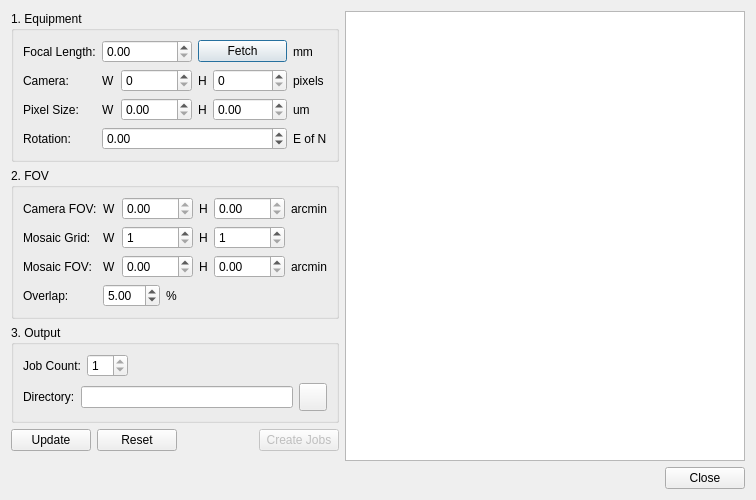
KDE/kstars, file kstars/ekos/scheduler/mosaic.ui: the form before one commit.
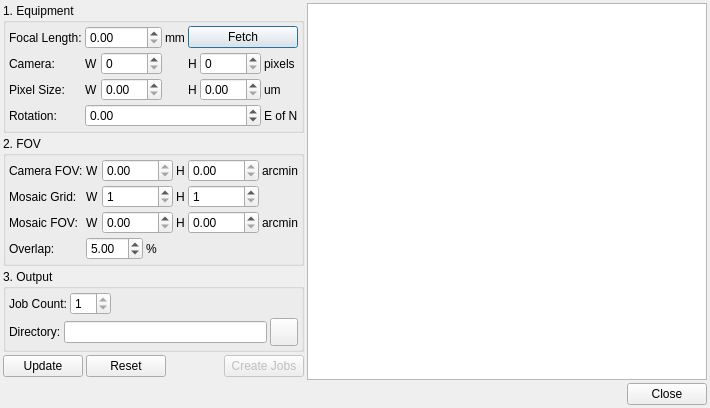
The form after the commit. Icons and pictures are not drawn.

Commit message: Adding a fetch button to the mosaic wizard to sync its value from the active Ekos profile via DBus

The edit to the form file:
```diff
--- a/kstars/ekos/scheduler/mosaic.ui
+++ b/kstars/ekos/scheduler/mosaic.ui
@@ -6,18 +6,39 @@
    <rect>
     <x>0</x>
     <y>0</y>
-    <width>738</width>
-    <height>500</height>
+    <width>672</width>
+    <height>408</height>
    </rect>
   </property>
   <property name="windowTitle">
    <string>Mosaic Job Creator</string>
   </property>
   <layout class="QVBoxLayout" name="verticalLayout_3">
+   <property name="spacing">
+    <number>3</number>
+   </property>
+   <property name="leftMargin">
+    <number>3</number>
+   </property>
+   <property name="topMargin">
+    <number>3</number>
+   </property>
+   <property name="rightMargin">
+    <number>3</number>
+   </property>
+   <property name="bottomMargin">
+    <number>3</number>
+   </property>
    <item>
     <layout class="QHBoxLayout" name="horizontalLayout_10" stretch="1,10">
+     <property name="spacing">
+      <number>3</number>
+     </property>
      <item>
       <layout class="QVBoxLayout" name="verticalLayout">
+       <property name="spacing">
+        <number>3</number>
+       </property>
        <item>
         <widget class="QGroupBox" name="equipmentGroup">
          <property name="sizePolicy">
@@ -30,36 +51,129 @@
           <string>1. Equipment</string>
          </property>
          <layout class="QGridLayout" name="gridLayout">
-          <item row="2" column="2">
-           <layout class="QHBoxLayout" name="horizontalLayout_4">
+          <property name="leftMargin">
+           <number>3</number>
+          </property>
+          <property name="topMargin">
+           <number>3</number>
+          </property>
+          <property name="rightMargin">
+           <number>3</number>
+          </property>
+          <property name="bottomMargin">
+           <number>3</number>
+          </property>
+          <property name="spacing">
+           <number>3</number>
+          </property>
+          <item row="1" column="4">
+           <widget class="QLabel" name="label_15">
+            <property name="text">
+             <string>pixels</string>
+            </property>
+           </widget>
+          </item>
+          <item row="3" column="0">
+           <widget class="QLabel" name="label_2">
+            <property name="toolTip">
+             <string>Camera's rotation angle (East of North) in degrees. To measure the angle, solve an image and use the astrometry solver solution's rotation angle</string>
+            </property>
+            <property name="text">
+             <string>Rotation:</string>
+            </property>
+           </widget>
+          </item>
+          <item row="1" column="3">
+           <layout class="QHBoxLayout" name="horizontalLayout_2">
+            <property name="spacing">
+             <number>3</number>
+            </property>
             <item>
-             <widget class="QLabel" name="label_14">
+             <widget class="QLabel" name="label_10">
               <property name="text">
                <string>H</string>
               </property>
              </widget>
             </item>
             <item>
-             <widget class="QDoubleSpinBox" name="pixelHSizeSpin">
+             <widget class="QSpinBox" name="cameraHSpin">
               <property name="sizePolicy">
                <sizepolicy hsizetype="MinimumExpanding" vsizetype="Fixed">
                 <horstretch>0</horstretch>
                 <verstretch>0</verstretch>
                </sizepolicy>
               </property>
+              <property name="minimum">
+               <number>0</number>
+              </property>
+              <property name="maximum">
+               <number>10000</number>
+              </property>
+              <property name="value">
+               <number>0</number>
+              </property>
              </widget>
             </item>
            </layout>
           </item>
-          <item row="2" column="3">
+          <item row="0" column="1">
+           <widget class="QDoubleSpinBox" name="focalLenSpin">
+            <property name="minimum">
+             <double>0.000000000000000</double>
+            </property>
+            <property name="maximum">
+             <double>10000.000000000000000</double>
+            </property>
+            <property name="value">
+             <double>0.000000000000000</double>
+            </property>
+           </widget>
+          </item>
+          <item row="2" column="4">
            <widget class="QLabel" name="label_3">
             <property name="text">
              <string>um</string>
             </property>
            </widget>
           </item>
+          <item row="1" column="1">
+           <layout class="QHBoxLayout" name="horizontalLayout">
+            <property name="spacing">
+             <number>3</number>
+            </property>
+            <item>
+             <widget class="QLabel" name="label_9">
+              <property name="text">
+               <string>W</string>
+              </property>
+             </widget>
+            </item>
+            <item>
+             <widget class="QSpinBox" name="cameraWSpin">
+              <property name="sizePolicy">
+               <sizepolicy hsizetype="MinimumExpanding" vsizetype="Fixed">
+                <horstretch>0</horstretch>
+                <verstretch>0</verstretch>
+               </sizepolicy>
+              </property>
+              <property name="minimum">
+               <number>0</number>
+              </property>
+              <property name="maximum">
+               <number>10000</number>
+              </property>
+              <property name="value">
+               <number>0</number>
+              </property>
+             </widget>
+            </item>
+           </layout>
+          </item>
           <item row="2" column="1">
            <layout class="QHBoxLayout" name="horizontalLayout_3">
+            <property name="spacing">
+             <number>3</number>
+            </property>
             <item>
              <widget class="QLabel" name="label_13">
               <property name="text">
@@ -85,53 +199,30 @@
             </item>
            </layout>
           </item>
-          <item row="0" column="3">
-           <widget class="QLabel" name="label_5">
-            <property name="text">
-             <string>mm</string>
+          <item row="2" column="3">
+           <layout class="QHBoxLayout" name="horizontalLayout_4">
+            <property name="spacing">
+             <number>3</number>
             </property>
-           </widget>
-          </item>
-          <item row="1" column="2">
-           <layout class="QHBoxLayout" name="horizontalLayout_2">
             <item>
-             <widget class="QLabel" name="label_10">
+             <widget class="QLabel" name="label_14">
               <property name="text">
                <string>H</string>
               </property>
              </widget>
             </item>
             <item>
-             <widget class="QSpinBox" name="cameraHSpin">
+             <widget class="QDoubleSpinBox" name="pixelHSizeSpin">
               <property name="sizePolicy">
                <sizepolicy hsizetype="MinimumExpanding" vsizetype="Fixed">
                 <horstretch>0</horstretch>
                 <verstretch>0</verstretch>
                </sizepolicy>
               </property>
-              <property name="minimum">
-               <number>0</number>
-              </property>
-              <property name="maximum">
-               <number>10000</number>
-              </property>
-              <property name="value">
-               <number>0</number>
-              </property>
              </widget>
             </item>
            </layout>
           </item>
-          <item row="0" column="0">
-           <widget class="QLabel" name="label_4">
-            <property name="toolTip">
-             <string>Mount focal length in millimeters</string>
-            </property>
-            <property name="text">
-             <string>Focal Length:</string>
-            </property>
-           </widget>
-          </item>
           <item row="2" column="0">
            <widget class="QLabel" name="label_11">
             <property name="toolTip">
@@ -152,67 +243,17 @@
             </property>
            </widget>
           </item>
-          <item row="1" column="1">
-           <layout class="QHBoxLayout" name="horizontalLayout">
-            <item>
-             <widget class="QLabel" name="label_9">
-              <property name="text">
-               <string>W</string>
-              </property>
-             </widget>
-            </item>
-            <item>
-             <widget class="QSpinBox" name="cameraWSpin">
-              <property name="sizePolicy">
-               <sizepolicy hsizetype="MinimumExpanding" vsizetype="Fixed">
-                <horstretch>0</horstretch>
-                <verstretch>0</verstretch>
-               </sizepolicy>
-              </property>
-              <property name="minimum">
-               <number>0</number>
-              </property>
-              <property name="maximum">
-               <number>10000</number>
-              </property>
-              <property name="value">
-               <number>0</number>
-              </property>
-             </widget>
-            </item>
-           </layout>
-          </item>
-          <item row="1" column="3">
-           <widget class="QLabel" name="label_15">
-            <property name="text">
-             <string>pixels</string>
-            </property>
-           </widget>
-          </item>
-          <item row="0" column="1">
-           <widget class="QDoubleSpinBox" name="focalLenSpin">
-            <property name="minimum">
-             <double>0.000000000000000</double>
-            </property>
-            <property name="maximum">
-             <double>10000.000000000000000</double>
-            </property>
-            <property name="value">
-             <double>0.000000000000000</double>
-            </property>
-           </widget>
-          </item>
-          <item row="3" column="0">
-           <widget class="QLabel" name="label_2">
+          <item row="0" column="0">
+           <widget class="QLabel" name="label_4">
             <property name="toolTip">
-             <string>Camera's rotation angle (East of North) in degrees. To measure the angle, solve an image and use the astrometry solver solution's rotation angle</string>
+             <string>Mount focal length in millimeters</string>
             </property>
             <property name="text">
-             <string>Rotation:</string>
+             <string>Focal Length:</string>
             </property>
            </widget>
           </item>
-          <item row="3" column="1" colspan="2">
+          <item row="3" column="1" colspan="3">
            <widget class="QDoubleSpinBox" name="rotationSpin">
             <property name="minimum">
              <double>-360.000000000000000</double>
@@ -225,7 +266,7 @@
             </property>
            </widget>
           </item>
-          <item row="3" column="3">
+          <item row="3" column="4">
            <widget class="QLabel" name="label_6">
             <property name="text">
              <string>E of N</string>
@@ -233,12 +274,23 @@
            </widget>
           </item>
           <item row="0" column="2">
+           <widget class="QLabel" name="label_5">
+            <property name="text">
+             <string>mm</string>
+            </property>
+           </widget>
+          </item>
+          <item row="0" column="3" colspan="2">
            <widget class="QPushButton" name="fetchB">
+            <property name="toolTip">
+             <string>Fill data from Ekos active profile</string>
+            </property>
             <property name="text">
              <string>Fetch</string>
             </property>
             <property name="icon">
-             <iconset theme="download"/>
+             <iconset theme="download">
+              <normaloff>.</normaloff>.</iconset>
             </property>
            </widget>
           </item>
@@ -254,6 +306,21 @@
           <string>2. FOV</string>
          </property>
          <layout class="QGridLayout" name="gridLayout_2">
+          <property name="leftMargin">
+           <number>3</number>
+          </property>
+          <property name="topMargin">
+           <number>3</number>
+          </property>
+          <property name="rightMargin">
+           <number>3</number>
+          </property>
+          <property name="bottomMargin">
+           <number>3</number>
+          </property>
+          <property name="spacing">
+           <number>3</number>
+          </property>
           <item row="0" column="0">
            <widget class="QLabel" name="cameraFOVLabel">
             <property name="enabled">
@@ -325,6 +392,9 @@
           </item>
           <item row="0" column="3">
            <layout class="QHBoxLayout" name="horizontalLayout_6">
+            <property name="spacing">
+             <number>3</number>
+            </property>
             <item>
              <widget class="QLabel" name="cameraHFOVLabel">
               <property name="enabled">
@@ -352,6 +422,9 @@
           </item>
           <item row="0" column="1" colspan="2">
            <layout class="QHBoxLayout" name="horizontalLayout_5">
+            <property name="spacing">
+             <number>3</number>
+            </property>
             <item>
              <widget class="QLabel" name="cameraWFOVLabel">
               <property name="enabled">
@@ -379,6 +452,9 @@
           </item>
           <item row="1" column="1" colspan="2">
            <layout class="QHBoxLayout" name="horizontalLayout_11">
+            <property name="spacing">
+             <number>3</number>
+            </property>
             <item>
              <widget class="QLabel" name="label_7">
               <property name="text">
@@ -416,6 +492,9 @@
           </item>
           <item row="1" column="3">
            <layout class="QHBoxLayout" name="horizontalLayout_12">
+            <property name="spacing">
+             <number>3</number>
+            </property>
             <item>
              <widget class="QLabel" name="label_12">
               <property name="text">
@@ -456,6 +535,9 @@
           </item>
           <item row="2" column="3">
            <layout class="QHBoxLayout" name="horizontalLayout_8">
+            <property name="spacing">
+             <number>3</number>
+            </property>
             <item>
              <widget class="QLabel" name="targetFOVHLabel">
               <property name="enabled">
@@ -480,6 +562,9 @@
           </item>
           <item row="2" column="1" colspan="2">
            <layout class="QHBoxLayout" name="horizontalLayout_7">
+            <property name="spacing">
+             <number>3</number>
+            </property>
             <item>
              <widget class="QLabel" name="targetFOVWLabel">
               <property name="enabled">
@@ -511,8 +596,26 @@
           <string>3. Output</string>
          </property>
          <layout class="QVBoxLayout" name="verticalLayout_2">
+          <property name="spacing">
+           <number>3</number>
+          </property>
+          <property name="leftMargin">
+           <number>3</number>
+          </property>
+          <property name="topMargin">
+           <number>3</number>
+          </property>
+          <property name="rightMargin">
+           <number>3</number>
+          </property>
+          <property name="bottomMargin">
+           <number>3</number>
+          </property>
           <item>
            <layout class="QHBoxLayout" name="horizontalLayout_14">
+            <property name="spacing">
+             <number>3</number>
+            </property>
             <item>
              <widget class="QLabel" name="jobCountLabel">
               <property name="enabled">
@@ -556,6 +659,9 @@
           </item>
           <item>
            <layout class="QHBoxLayout" name="horizontalLayout_13">
+            <property name="spacing">
+             <number>3</number>
+            </property>
             <item>
              <widget class="QLabel" name="textLabel1_18">
               <property name="toolTip">
@@ -604,6 +710,9 @@
        </item>
        <item>
         <layout class="QHBoxLayout" name="horizontalLayout_9">
+         <property name="spacing">
+          <number>3</number>
+         </property>
          <item>
           <widget class="QPushButton" name="updateB">
            <property name="toolTip">
```
The commit also changes 2 other files.
